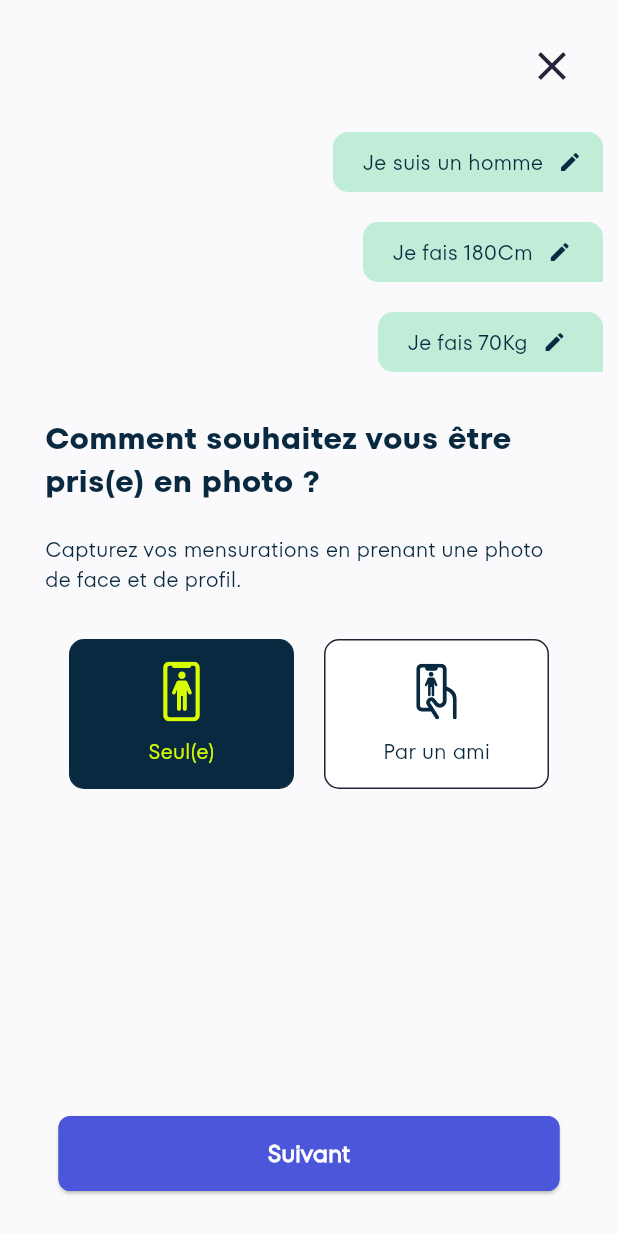
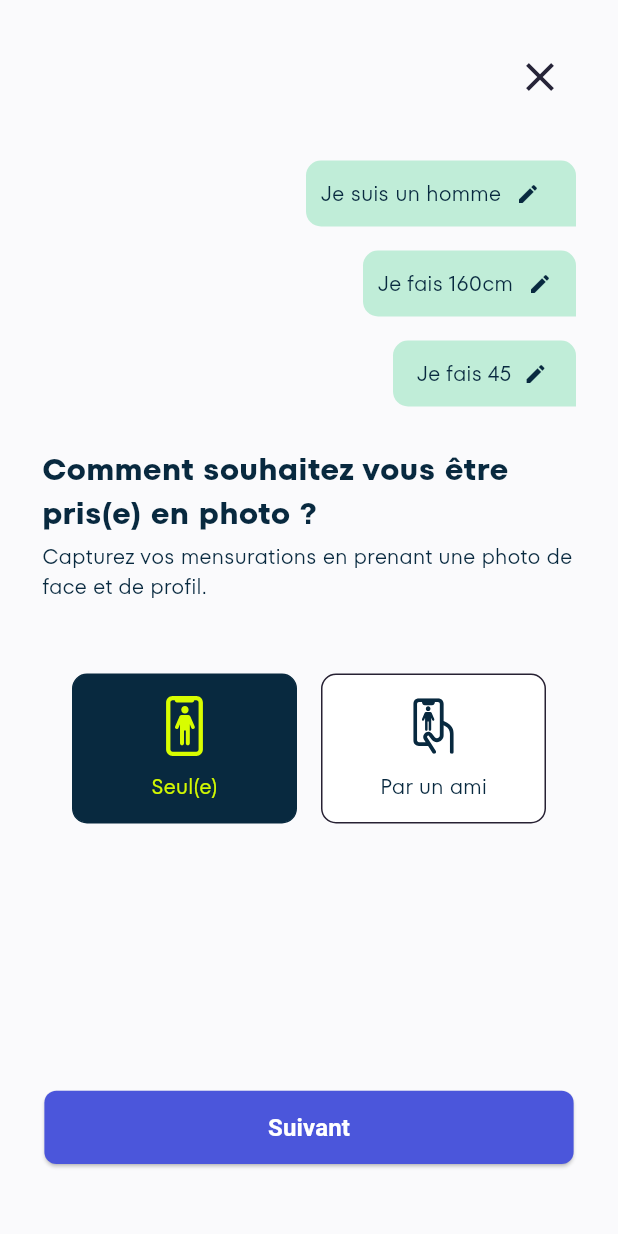
Before and after one commit to Oumayma-O/fitSize_pwa_flutter, a Flutter app: the ChoixScanPage screen opened directly, on a phone screen of 412 x 824 dp. Run offline on Flutter 3.47's test engine with Material 3 defaults, Android fonts, the phone set to English and light mode, and no system bars; our stand-ins replace beamer, camera, flutter_svg, flutter_switch, getwidget; missing offline and left inert: flutter_ruler_picker; Roboto replaces fonts that are missing (TT Fors Trial).

Commit message:
rectifications de paddings et margins

```diff
--- a/lib/main.dart
+++ b/lib/main.dart
@@ -1,5 +1,6 @@
 
 import 'package:beamer/beamer.dart';
+import 'package:fitsize/pages/ChoixScanPage.dart';
 import 'package:fitsize/pages/DetailsPage.dart';
 import 'package:fitsize/pages/HomeManPage.dart';
 import 'package:fitsize/pages/HomeWomanPage.dart';
@@ -56,7 +57,7 @@ void main() {
 
 void main() {
   runApp(   MaterialApp(
-    home: LoadingPage2(),
+    home: ChoixScanPage(selectedSexe: 'Homme', selectedTaille: '160cm', selectedPoids: '45',),
   ));
 }
 
--- a/lib/pages/ChoixScanPage.dart
+++ b/lib/pages/ChoixScanPage.dart
@@ -1,5 +1,6 @@
 // ignore_for_file: must_be_immutable
 
+import 'package:fitsize/components/my_button.dart';
 import 'package:flutter/material.dart';
 import 'package:flutter_svg/svg.dart';
 import 'package:fitsize/pages/AccueilPage.dart';
@@ -118,13 +119,15 @@ class _ChoixScanPageState extends State<ChoixScanPage> {
   Widget build(BuildContext context) {
     return Scaffold(
       backgroundColor: Color(0xFFFAFAFC),
-      body: Column(
+      body: Padding(
+        padding: EdgeInsets.symmetric(horizontal: 28),
+        child:Column(
         children: [
           Expanded(
             child: ListView(
               children: [
                 Padding(
-                  padding: EdgeInsets.only(left: 10, right: 20, top: 20),
+                  padding: EdgeInsets.only( top: 27),
                   child: Row(
                     mainAxisAlignment: MainAxisAlignment.end,
                     children: [
@@ -143,13 +146,13 @@ class _ChoixScanPageState extends State<ChoixScanPage> {
                     ],
                   ),
                 ),
-                SizedBox(height: 20),
+                SizedBox(height: 32),
                 Padding(
-                  padding: const EdgeInsets.only(right: 10),
+                  padding: const EdgeInsets.only(),
                   child: Container(
                     alignment: Alignment.centerRight,
                     child: Container(
-                      decoration: BoxDecoration(
+                      decoration: const BoxDecoration(
                         color: Color(0xFFC0EDD8),
                         borderRadius: BorderRadius.only(
                           topLeft: Radius.circular(10.0),
@@ -157,9 +160,11 @@ class _ChoixScanPageState extends State<ChoixScanPage> {
                           bottomLeft: Radius.circular(10.0),
                         ),
                       ),
+                      height: 44,
+                      width: _containerWidth,
                       child: Row(
                         children: [
-                          SizedBox(width: 10),
+                          //SizedBox(width: 10),
                           Padding(
                             padding: const EdgeInsets.all(10.0),
                             child: Text(
@@ -173,7 +178,7 @@ class _ChoixScanPageState extends State<ChoixScanPage> {
                                 MaterialPageRoute(builder: (context) => SexePage()),
                               );
                             },
-                            child: Icon(
+                            child: const Icon(
                               Icons.edit,
                               color: Color(0xFF08293F),
                               size: 16,
@@ -181,18 +186,16 @@ class _ChoixScanPageState extends State<ChoixScanPage> {
                           ),
                         ],
                       ),
-                      height: 40,
-                      width: _containerWidth,
                     ),
                   ),
                 ),
-                SizedBox(height: 20),
+                SizedBox(height: 16),
                 Padding(
-                  padding: const EdgeInsets.only(right: 10),
+                  padding: const EdgeInsets.only(),
                   child: Container(
                     alignment: Alignment.centerRight,
                     child: Container(
-                      decoration: BoxDecoration(
+                      decoration: const BoxDecoration(
                         color: Color(0xFFC0EDD8),
                         borderRadius: BorderRadius.only(
                           topLeft: Radius.circular(10.0),
@@ -200,9 +203,10 @@ class _ChoixScanPageState extends State<ChoixScanPage> {
                           bottomLeft: Radius.circular(10.0),
                         ),
                       ),
+                      height: 44,
+                      width: 142,
                       child: Row(
                         children: [
-                          SizedBox(width: 10),
                           Padding(
                             padding: const EdgeInsets.all(10.0),
                             child: Text(
@@ -216,7 +220,7 @@ class _ChoixScanPageState extends State<ChoixScanPage> {
                                 MaterialPageRoute(builder: (context) => TaillePage(selectedSexe: widget.selectedSexe)),
                               );
                             },
-                            child: Icon(
+                            child: const Icon(
                               Icons.edit,
                               color: Color(0xFF08293F),
                               size: 16,
@@ -224,18 +228,16 @@ class _ChoixScanPageState extends State<ChoixScanPage> {
                           ),
                         ],
                       ),
-                      height: 40,
-                      width: 160,
                     ),
                   ),
                 ),
-                SizedBox(height: 20),
+                SizedBox(height: 16),
                 Padding(
-                  padding: const EdgeInsets.only(right: 10),
+                  padding: const EdgeInsets.only(),
                   child: Container(
                     alignment: Alignment.centerRight,
                     child: Container(
-                      decoration: BoxDecoration(
+                      decoration: const BoxDecoration(
                         color: Color(0xFFC0EDD8),
                         borderRadius: BorderRadius.only(
                           topLeft: Radius.circular(10.0),
@@ -243,17 +245,19 @@ class _ChoixScanPageState extends State<ChoixScanPage> {
                           bottomLeft: Radius.circular(10.0),
                         ),
                       ),
+                      height: 44,
+                      width: 122,
                       child: Row(
                         children: [
-                          SizedBox(width: 10),
                           Padding(
-                            padding: const EdgeInsets.all(10.0),
+                          padding: const EdgeInsets.only( left: 16,right: 8.0,top:12,bottom: 12),
                             child: Text(
                               'Je fais ${widget.selectedPoids}',
                               style: customTextStyle2,
                             ),
                           ),
-                          GestureDetector(
+
+                           GestureDetector(
                             onTap: () {
                               Navigator.of(context).push(
                                 MaterialPageRoute(builder: (context) => PoidsPage(
@@ -263,43 +267,38 @@ class _ChoixScanPageState extends State<ChoixScanPage> {
                                 ),
                               );
                             },
-                            child: Icon(
+                            child: const Icon(
                               Icons.edit,
                               color: Color(0xFF08293F),
                               size: 16,
                             ),
                           ),
+
+
                         ],
                       ),
-                      height: 40,
-                      width: 150,
                     ),
                   ),
                 ),
-                SizedBox(height: 30),
+                SizedBox(height: 28),
                 Align(
                   alignment: Alignment.centerLeft,
-                  child: Padding(
-                    padding: EdgeInsets.only(left: 30, right: 30),
-                    child: Text('Comment souhaitez vous être pris(e) en photo ?', style: customTextStyle),
-                  ),
+                  child:  Text('Comment souhaitez vous être pris(e) en photo ?', style: customTextStyle),
+
                 ),
-                SizedBox(height: 20),
+                SizedBox(height: 4),
                 Align(
                   alignment: Alignment.centerLeft,
-                  child: Padding(
-                    padding: EdgeInsets.only(left: 30, right: 30),
-                    child: Text('Capturez vos mensurations en prenant une photo de face et de profil.', style: customTextStyle2),
-                  ),
+                  child:  Text('Capturez vos mensurations en prenant une photo de face et de profil.', style: customTextStyle2),
                 ),
-                SizedBox(height: 30),
+                SizedBox(height: 48),
 
 
                     Row( // Add a Row here
                 mainAxisAlignment: MainAxisAlignment.center,
                 children: cardData.map((card) {
                   return Padding(
-                    padding: EdgeInsets.symmetric(horizontal: 10.0),
+                    padding: EdgeInsets.symmetric(horizontal: 8.0),
                     child: CardWidget(
                       card: card,
                       isSelected: card.text == widget.selectedChoix,
@@ -317,10 +316,10 @@ class _ChoixScanPageState extends State<ChoixScanPage> {
 
           ),
           Padding(
-            padding: EdgeInsets.only(bottom: 30),
-            child: SuivantButton(
+            padding: EdgeInsets.only(bottom: 48),
+            child: MyButton(
               buttonText: 'Suivant',
-              onPressed: () {
+              onTap: () {
                 Navigator.of(context).push(
                   MaterialPageRoute(
                     builder: (context) =>
@@ -335,6 +334,7 @@ class _ChoixScanPageState extends State<ChoixScanPage> {
           ),
         ],
       ),
+    ),
     );
   }
 
--- a/lib/pages/LoadingPage2.dart
+++ b/lib/pages/LoadingPage2.dart
@@ -22,7 +22,7 @@ class _LoadingPage2State extends State<LoadingPage2> {
   }
 
 void startProgress() {
-  const duration = const Duration(milliseconds: 500000);
+  const duration = const Duration(milliseconds: 500);
   Timer.periodic(duration, (Timer timer) {
     if (progressBarValue < 1.0) {
       setState(() {
--- a/pubspec.yaml
+++ b/pubspec.yaml
@@ -26,7 +26,6 @@ dependencies:
   rulers: ^1.0.7
   flutter_ruler_picker: ^1.0.6
   app_settings: ^5.0.0
-  http: ^0.13.4
 
 
 
```
Also changed, not shown: lib/pages/PoidsPage.dart (+27 -30 lines), lib/pages/TaillePage.dart (+19 -22 lines), pubspec.lock.
